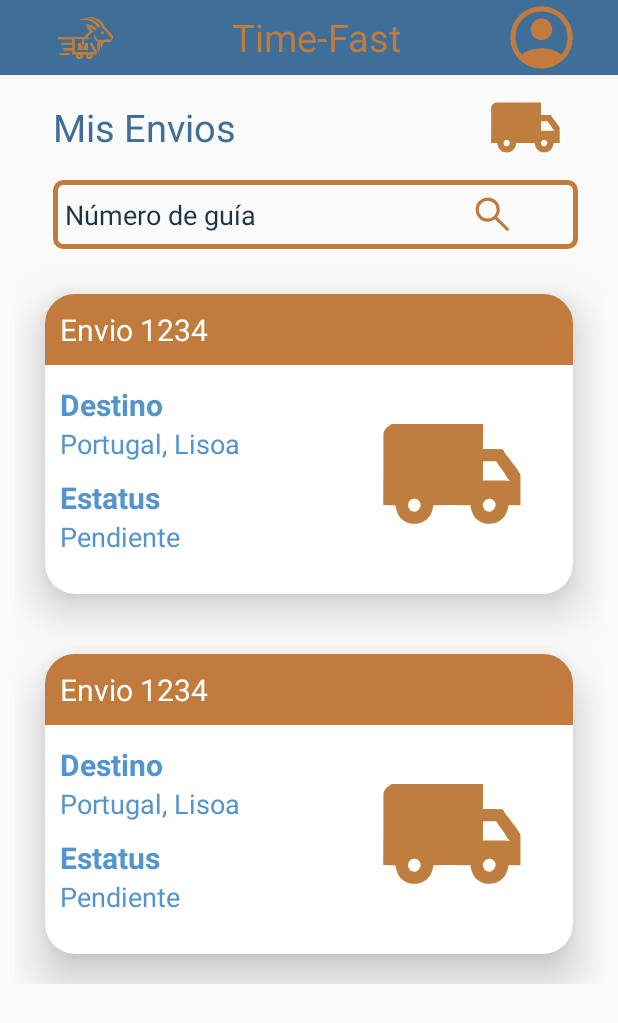
After one commit to sebastiancc27/TimeFastMovil, an Android app: the layout activity_mis_envios.xml on its own in the app's theme, with its tools: preview values and no code run, on a phone screen of 412 x 824 dp. The commit adds this screen. Shown: the top 1023 px of the screen. Run offline under Robolectric (Android 15) with nearby library versions, the phone set to English and light mode, and no system bars.

Commit message:
Pnatalla de Envios

```diff
--- a/app/build.gradle.kts
+++ b/app/build.gradle.kts
@@ -48,4 +48,6 @@ dependencies {
     testImplementation(libs.junit)
     androidTestImplementation(libs.androidx.junit)
     androidTestImplementation(libs.androidx.espresso.core)
+    implementation ("com.google.code.gson:gson:2.11.0")
+    implementation("com.koushikdutta.ion:ion:2.+")
 }
--- a/app/src/main/AndroidManifest.xml
+++ b/app/src/main/AndroidManifest.xml
@@ -13,6 +13,9 @@
         android:theme="@style/Theme.TimeFastMovil"
         tools:targetApi="31">
         <activity
+            android:name=".MisEnviosActivity"
+            android:exported="false" />
+        <activity
             android:name=".LoginActivity"
             android:exported="true">
             <intent-filter>
@@ -23,8 +26,7 @@
         </activity>
         <activity
             android:name=".MainActivity"
-            android:exported="true">
-        </activity>
+            android:exported="true"></activity>
     </application>
 
 </manifest>
--- /dev/null
+++ b/app/src/main/java/uv/tc/timefastmovil/MisEnviosActivity.kt
@@ -0,0 +1,18 @@
+package uv.tc.timefastmovil
+
+import android.os.Bundle
+import androidx.activity.enableEdgeToEdge
+import androidx.appcompat.app.AppCompatActivity
+import androidx.core.view.ViewCompat
+import androidx.core.view.WindowInsetsCompat
+import uv.tc.timefastmovil.databinding.ActivityMisEnviosBinding
+
+class MisEnviosActivity : AppCompatActivity() {
+    private lateinit var binding:ActivityMisEnviosBinding
+    override fun onCreate(savedInstanceState: Bundle?) {
+        super.onCreate(savedInstanceState)
+        binding = ActivityMisEnviosBinding.inflate(layoutInflater)
+        val view = binding.root
+        setContentView(view)
+    }
+}
--- /dev/null
+++ b/app/src/main/res/drawable/account.xml
@@ -0,0 +1,9 @@
+<vector xmlns:android="http://schemas.android.com/apk/res/android"
+    android:width="40dp"
+    android:height="40dp"
+    android:viewportWidth="960"
+    android:viewportHeight="960">
+  <path
+      android:pathData="M226,698q59,-39.67 121,-60.83Q409,616 480,616t133.33,21.17q62.34,21.16 121.34,60.83 41,-49.67 59.83,-103.67T813.33,480q0,-141 -96.16,-237.17Q621,146.67 480,146.67t-237.17,96.16Q146.67,339 146.67,480q0,60.33 19.16,114.33Q185,648.33 226,698ZM479.88,513.33q-58.21,0 -98.05,-39.95Q342,433.42 342,375.21t39.96,-98.04q39.95,-39.84 98.16,-39.84 58.21,0 98.05,39.96Q618,317.25 618,375.46t-39.96,98.04q-39.95,39.83 -98.16,39.83ZM479.73,880q-83.1,0 -156.18,-31.5 -73.09,-31.5 -127.15,-85.83 -54.07,-54.34 -85.23,-127.23Q80,562.55 80,479.67q0,-82.88 31.5,-155.78Q143,251 197.33,197q54.34,-54 127.23,-85.5T480.33,80q82.88,0 155.78,31.5Q709,143 763,197t85.5,127Q880,397 880,479.82q0,82.83 -31.5,155.67Q817,708.33 763,762.67 709,817 635.91,848.5 562.83,880 479.73,880Z"
+      android:fillColor="#C17B3D"/>
+</vector>
--- /dev/null
+++ b/app/src/main/res/drawable/carrito_timefast.xml
@@ -0,0 +1,9 @@
+<vector xmlns:android="http://schemas.android.com/apk/res/android"
+    android:width="100dp"
+    android:height="100dp"
+    android:viewportWidth="1600"
+    android:viewportHeight="1600">
+  <path
+      android:pathData="m363,266h365l395,1 9,1v57l-1,181 -1,29 12,-1 42,-1h54l98,2 6,3 7,10 10,18 6,12 10,14 11,13 18,22 14,18 13,18 14,19 10,13 10,12 10,13 12,17 10,15 13,20 13,22 7,16v317l-3,4 -4,1h-38l-42,-2h-35l-3,4 -9,30 -7,27 -10,26 -10,21 -10,14 -9,11 -20,20 -14,11 -10,7 -16,9 -19,9 -23,6 -24,4 -12,1h-34l-26,-3 -20,-5 -19,-8 -17,-9 -18,-12 -10,-8 -10,-9 -13,-13 -11,-16 -12,-23 -10,-25 -6,-18 -6,-24 -3,-21 -1,-2 -61,-2 -120,-1h-72l-140,1 -2,6 -5,24 -8,31 -7,20 -9,21 -9,14 -14,17 -15,15 -20,16 -14,9 -19,10 -19,7 -23,5 -24,3 -22,1 -21,-1 -22,-3 -21,-6 -15,-6 -17,-9 -12,-8 -16,-12 -15,-14 -10,-11 -9,-13 -11,-20 -12,-30 -8,-26 -6,-31 -2,-7 -44,-2 -55,-1 -31,-1v-42l1,-64 1,-233v-386l2,-39 3,-14 7,-17 11,-17 9,-10 7,-7 21,-13 7,-5 7,-9 6,-4 9,-2 14,-1zM1201,664 L1152,665 1129,667 1130,679 1131,754v114h157l65,1 35,2 13,1h15l-6,-7 -8,-8 -10,-13 -12,-19 -10,-17 -10,-16 -9,-14 -16,-24 -12,-15 -11,-14 -7,-10 -19,-29 -8,-14 -5,-5 -10,-2 -14,-1zM387,1064 L371,1069 360,1075 349,1085 340,1099 332,1119 330,1127v11l4,13 9,20 11,16 9,7 10,4 13,3 9,1h9l15,-4 13,-7 13,-12 8,-11 8,-16 4,-13 1,-10 -3,-16 -8,-16 -7,-10 -6,-7 -10,-7 -10,-5 -15,-4zM1194,1064 L1181,1066 1167,1071 1154,1080 1147,1087 1140,1098 1133,1114 1129,1128v10l7,20 7,14 10,14 8,7 12,5 13,3 18,1 15,-4 14,-8 12,-11 7,-10 8,-16 4,-11 1,-5v-16l-4,-14 -8,-14 -8,-10 -10,-8 -16,-8 -16,-3z"
+      android:fillColor="#BE7E40"/>
+</vector>
--- /dev/null
+++ b/app/src/main/res/drawable/logotimefast.xml
@@ -0,0 +1,27 @@
+<vector xmlns:android="http://schemas.android.com/apk/res/android"
+    android:width="1024dp"
+    android:height="1024dp"
+    android:viewportWidth="1024"
+    android:viewportHeight="1024">
+  <path
+      android:pathData="m544,327 l7,1 52,12 15,5 19,9 11,8 12,11 9,11 9,15 2,7 -17,1 -15,-2 -15,-5 -15,-8 -12,-8 -16,-13 5,13 7,12 11,13 11,8 12,7 -6,8 -12,13 -7,8 -9,10 -7,8 -10,11 -7,8 -11,12 -2,3 7,11 14,18v2l-70,1 -1,65 -16,16 -4,-2 -14,-14v-66h-97v173l254,-1 13,-1 -8,-16 -25,-45 -12,-21 -15,-28 -1,-5 12,-11 10,-8h3l15,26 14,24 32,56 9,15v49l-58,1 4,16v9l-3,12 -6,10 -10,10 -14,7 -16,2 -11,-2 -14,-7 -8,-8 -7,-12 -3,-11v-11l3,-13 1,-2h-51v4l2,10v12l-3,12 -7,11 -7,7 -10,6 -10,3h-18l-12,-4 -9,-7 -7,-7 -5,-9 -3,-8 -1,-5v-10l3,-13 1,-2 -56,-1 -1,-51 -99,-1 -14,-1 -5,-3 -4,-5 -1,-3v-11l5,-7 5,-3 6,-1h108v-41h-146l-6,-4 -4,-5 -2,-5 1,-9 4,-6 5,-3 17,-2h130v-43h-163l-23,-1 -5,-3 -4,-5 -1,-3v-10l4,-7 3,-3 3,-1 27,-1 143,-1 185,-1 16,-17 7,-8 12,-13 9,-10 11,-12 9,-11 4,-5 -13,-14 -10,-14 -8,-15 -7,-21 -3,-15 -1,-10zM445,750 L439,753 435,760v8l3,5 3,3 3,1h9l7,-5 2,-3v-8l-4,-7 -9,-4zM582,750 L576,753 572,758 571,767 575,774 581,777h8l6,-3 3,-4v-10l-4,-6 -7,-4z"
+      android:fillColor="#C17B3D"/>
+  <path
+      android:pathData="m575,232h33l24,3 24,6 24,8 24,11 17,10 19,14 16,15 11,12 12,17 8,15 5,13 9,12 12,14 12,13 9,11 13,14 9,11 12,13 9,11 13,14 7,8 11,14 4,9v11l-2,10 -4,8 -11,12 -6,14 -6,8 -8,6 -10,5 -7,1h-15l-10,-2 -10,-4 -9,1 -27,8 -6,4 -5,10 -7,23 -6,19 -5,12 -5,9 -2,1 -8,-16 -5,-15 -2,-13v-18l1,-10 1,-2h-7v49l-1,28 -4,19 -6,15 -8,15 -5,7 -3,-4 -9,-24 -1,-120 -11,-6 -11,-10 -9,-12 -6,-13 -3,-12 -1,-9v-18l3,-19h2l5,23 6,15 9,13 12,12 15,9 18,6 11,2 11,1h9l15,-2 30,-7 32,-8 6,2 10,5 7,2h18l8,-3 4,-4 2,-5 1,-8 -5,-2 -5,-5 -6,-12 -9,-11 -9,-10 -9,-11 -11,-12 -9,-11 -11,-12 -9,-11 -11,-12 -9,-11 -11,-12 -9,-11 -6,-7 -13,-26 -7,-11 -9,-11 -9,-10 -12,-12 -11,-9 -19,-14 -24,-14 -20,-9 -28,-9 -25,-5 -37,-3 3,-2 15,-3z"
+      android:fillColor="#C17B3D"/>
+  <path
+      android:pathData="m522,251h41l27,4 19,5 25,10 16,8 16,10 15,11 15,14 15,16 12,16 9,15 4,8v2l-41,10 -11,-19 -8,-11 -11,-13 -11,-11 -11,-9 -10,-8 -17,-11 -23,-12 -21,-8 -19,-5 -16,-3 -23,-2h-23l-20,2 -16,3 -4,-1 17,-8 21,-7 25,-5z"
+      android:fillColor="#C17B3D"/>
+  <path
+      android:pathData="m536,585h31l3,1v98h-65v-52l15,-16 8,-8 1,-22z"
+      android:fillColor="#C17B3D"/>
+  <path
+      android:pathData="m427,585h40l1,23 24,24v52h-65z"
+      android:fillColor="#C17B3D"/>
+  <path
+      android:pathData="m194,721h109l6,4 5,6 2,10 -4,8 -8,5 -2,1h-114l-7,-6 -4,-9 1,-8 4,-6 5,-4z"
+      android:fillColor="#C17B3E"/>
+  <path
+      android:pathData="m764,427 l10,2 7,5 4,8 1,7 -2,7 -6,7 -5,3 -4,1h-8l-8,-4 -5,-6 -2,-5v-9l3,-8 8,-6z"
+      android:fillColor="#C17B3D"/>
+</vector>
--- /dev/null
+++ b/app/src/main/res/drawable/searchicon.xml
@@ -0,0 +1,9 @@
+<vector xmlns:android="http://schemas.android.com/apk/res/android"
+    android:width="40dp"
+    android:height="40dp"
+    android:viewportWidth="960"
+    android:viewportHeight="960">
+  <path
+      android:pathData="M792,839.33 L532.67,580q-30,25.33 -69.64,39.67Q423.39,634 378.67,634q-108.44,0 -183.56,-75.17Q120,483.67 120,376.67t75.17,-182.17q75.16,-75.17 182.5,-75.17 107.33,0 182.16,75.17 74.84,75.17 74.84,182.27 0,43.23 -14,82.9 -14,39.66 -40.67,73l260,258.66 -48,48ZM378,567.33q79.17,0 134.58,-55.83Q568,455.67 568,376.67q0,-79 -55.42,-134.84Q457.17,186 378,186q-79.72,0 -135.53,55.83 -55.8,55.84 -55.8,134.84t55.8,134.83q55.81,55.83 135.53,55.83Z"
+      android:fillColor="#C17B3D"/>
+</vector>
--- /dev/null
+++ b/app/src/main/res/drawable/shape_card_recycle_header.xml
@@ -0,0 +1,14 @@
+<?xml version="1.0" encoding="utf-8"?>
+<shape
+    xmlns:android="http://schemas.android.com/apk/res/android">
+    <corners
+        android:bottomRightRadius="0dp"
+        android:bottomLeftRadius="0dp"
+        android:topLeftRadius="12dp"
+        android:topRightRadius="12dp"/>
+    <stroke
+        android:color="@color/secondary_color"
+        android:width="2dp"/>
+    <solid  android:color="@color/secondary_color"/>
+
+</shape>
--- /dev/null
+++ b/app/src/main/res/drawable/shape_et_radius.xml
@@ -0,0 +1,13 @@
+<?xml version="1.0" encoding="utf-8"?>
+<shape
+    xmlns:android="http://schemas.android.com/apk/res/android">
+    <corners
+        android:bottomRightRadius="5dp"
+        android:bottomLeftRadius="5dp"
+        android:topLeftRadius="5dp"
+        android:topRightRadius="5dp"/>
+    <stroke
+        android:color="@color/secondary_color"
+        android:width="3dp"/>
+
+</shape>
--- a/app/src/main/res/layout/activity_login.xml
+++ b/app/src/main/res/layout/activity_login.xml
@@ -15,17 +15,23 @@
         android:layout_height="wrap_content"
         android:text="@string/login_titulo"
         android:textColor="@color/white"
-        android:textSize="30sp"
+        android:textSize="35sp"
         android:textAlignment="center"
         android:padding="10dp"
+        android:textStyle="bold"
         />
 
+    <ImageView
+        android:layout_width="match_parent"
+        android:layout_height="200dp"
+        app:srcCompat="@drawable/logotimefast"
+        />
     <LinearLayout
         android:layout_width="match_parent"
         android:layout_height="match_parent"
         android:orientation="vertical"
         android:background="@drawable/shape_login_container_white"
-        android:layout_marginTop="200dp"
+        android:layout_marginTop="10dp"
         android:padding="30dp"
         >
         <TextView
--- /dev/null
+++ b/app/src/main/res/layout/activity_mis_envios.xml
@@ -0,0 +1,101 @@
+<?xml version="1.0" encoding="utf-8"?>
+<LinearLayout
+    xmlns:android="http://schemas.android.com/apk/res/android"
+    xmlns:app="http://schemas.android.com/apk/res-auto"
+    xmlns:tools="http://schemas.android.com/tools"
+    android:id="@+id/main"
+    android:layout_width="match_parent"
+    android:layout_height="match_parent"
+    tools:context=".MisEnviosActivity"
+    android:orientation="vertical"
+    >
+<LinearLayout
+    android:id="@+id/linear_header"
+    android:layout_width="match_parent"
+    android:layout_height="50dp"
+    android:orientation="horizontal"
+    android:background="@color/background_color"
+    android:gravity="center_horizontal"
+    >
+
+    <ImageView
+        android:layout_width="60dp"
+        android:layout_height="50dp"
+        app:srcCompat="@drawable/logotimefast"
+        />
+
+   <TextView
+       android:layout_width="250dp"
+       android:layout_height="match_parent"
+       android:text="@string/mis_envios_titulo_pantalla"
+       android:textAlignment="center"
+       android:textColor="@color/secondary_color"
+       android:textSize="25sp"
+       android:gravity="center_vertical"
+       />
+
+    <ImageView
+        android:id="@+id/iconono_perfil_usuario"
+        android:layout_width="50dp"
+        android:layout_height="50dp"
+        app:srcCompat="@drawable/account"
+        />
+</LinearLayout>
+
+    <LinearLayout
+        android:layout_width="350dp"
+        android:layout_height="wrap_content"
+        android:orientation="horizontal"
+        android:gravity="center_vertical"
+        android:layout_marginStart="35dp"
+        android:layout_marginTop="10dp"
+        >
+        <TextView
+            android:layout_width="290dp"
+            android:layout_height="wrap_content"
+            android:text="@string/mis_envios_titulo"
+            android:textSize="25sp"
+            android:textColor="@color/background_color"
+            android:textStyle="normal"
+            />
+        <ImageView
+            android:layout_width="50dp"
+            android:layout_height="50dp"
+            app:srcCompat="@drawable/carrito_timefast"
+            />
+
+    </LinearLayout>
+
+    <LinearLayout
+    android:layout_width="350dp"
+    android:layout_height="wrap_content"
+    android:orientation="horizontal"
+    android:gravity="center_vertical"
+    android:layout_marginStart="35dp"
+    android:layout_marginTop="10dp"
+        android:background="@drawable/shape_et_radius"
+        android:padding="8dp"
+    >
+    <EditText
+        android:layout_width="270dp"
+        android:layout_height="wrap_content"
+        android:text="@string/mis_envios_num_guia"
+        android:background="@android:color/transparent"
+        android:textColor="@color/text_color"
+        />
+        <ImageView
+            android:id="@+id/icon_buscar_num_guia"
+            android:layout_width="30dp"
+            android:layout_height="30dp"
+            app:srcCompat="@drawable/searchicon"
+            />
+    </LinearLayout>
+
+    <androidx.recyclerview.widget.RecyclerView
+        android:id="@+id/recycle_envios"
+        android:layout_width="match_parent"
+        android:layout_height="500dp"
+        android:padding="10dp"
+        tools:listitem="@layout/item_recycle_envios"
+        />
+</LinearLayout>
--- /dev/null
+++ b/app/src/main/res/layout/item_recycle_envios.xml
@@ -0,0 +1,83 @@
+<?xml version="1.0" encoding="utf-8"?>
+<androidx.cardview.widget.CardView
+    xmlns:android="http://schemas.android.com/apk/res/android"
+    android:layout_width="match_parent"
+    android:layout_height="200dp"
+    xmlns:app="http://schemas.android.com/apk/res-auto"
+    app:cardCornerRadius="20dp"
+    android:layout_margin="20dp"
+    app:cardElevation="18dp">
+
+    <LinearLayout
+        android:layout_width="match_parent"
+        android:layout_height="wrap_content"
+        android:orientation="vertical"
+        android:gravity="center_horizontal"
+        android:background="@drawable/shape_card_recycle_header"
+        android:padding="10dp"
+        >
+        <TextView
+            android:layout_width="match_parent"
+            android:layout_height="wrap_content"
+            android:text="Envio 1234"
+            android:textColor="@color/white"
+            android:textSize="20sp"
+            />
+    </LinearLayout>
+
+    <LinearLayout
+        android:layout_width="210dp"
+        android:layout_height="match_parent"
+        android:orientation="vertical"
+        android:layout_marginTop="50dp"
+        android:padding="10dp"
+        >
+        <TextView
+            android:layout_width="120dp"
+            android:layout_height="wrap_content"
+            android:text="@string/mis_evios_card_destino"
+            android:textSize="20sp"
+            android:textColor="@color/primary_color"
+            android:textStyle="bold"
+            />
+
+        <TextView
+            android:id="@+id/card_et_destino"
+            android:layout_width="match_parent"
+            android:layout_height="wrap_content"
+            android:text="Portugal, Lisoa"
+            android:textSize="18sp"
+            android:textColor="@color/primary_color"
+            android:textStyle="normal"
+            />
+
+        <TextView
+            android:layout_width="120dp"
+            android:layout_height="wrap_content"
+            android:text="@string/mis_envios_card_estatus"
+            android:textSize="20sp"
+            android:textColor="@color/primary_color"
+            android:textStyle="bold"
+            android:layout_marginTop="10dp"
+            />
+
+        <TextView
+            android:id="@+id/card_et_estatus"
+            android:layout_width="match_parent"
+            android:layout_height="wrap_content"
+            android:text="Pendiente"
+            android:textSize="18sp"
+            android:textColor="@color/primary_color"
+            android:textStyle="normal"
+            />
+    </LinearLayout>
+    <ImageView
+        android:layout_width="100dp"
+        android:layout_height="100dp"
+        app:srcCompat="@drawable/carrito_timefast"
+        android:layout_gravity="center_vertical"
+        android:layout_marginStart="221dp"
+        android:layout_marginTop="20dp"
+        />
+
+</androidx.cardview.widget.CardView>
```
